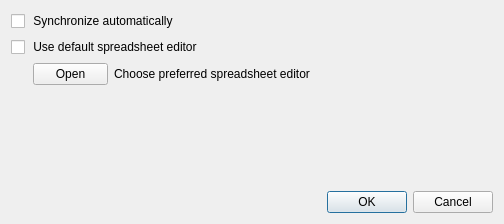
jasp-stats/jasp-desktop, file JASP-Desktop/preferencesdialog.ui: the form before one commit.
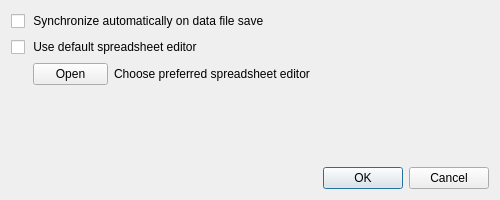
The form after the commit.

Commit message: Set min size for preferences dialog

```diff
--- a/JASP-Desktop/preferencesdialog.ui
+++ b/JASP-Desktop/preferencesdialog.ui
@@ -6,10 +6,16 @@
    <rect>
     <x>0</x>
     <y>0</y>
-    <width>504</width>
-    <height>224</height>
+    <width>500</width>
+    <height>200</height>
    </rect>
   </property>
+  <property name="minimumSize">
+   <size>
+    <width>500</width>
+    <height>200</height>
+   </size>
+  </property>
   <property name="windowTitle">
    <string>Data Synchronization Preferences</string>
   </property>
@@ -22,7 +28,7 @@
         <enum>Qt::LeftToRight</enum>
        </property>
        <property name="text">
-        <string> Synchronize automatically</string>
+        <string> Synchronize automatically on data file save</string>
        </property>
       </widget>
      </item>
```
The commit also changes 1 other file.
